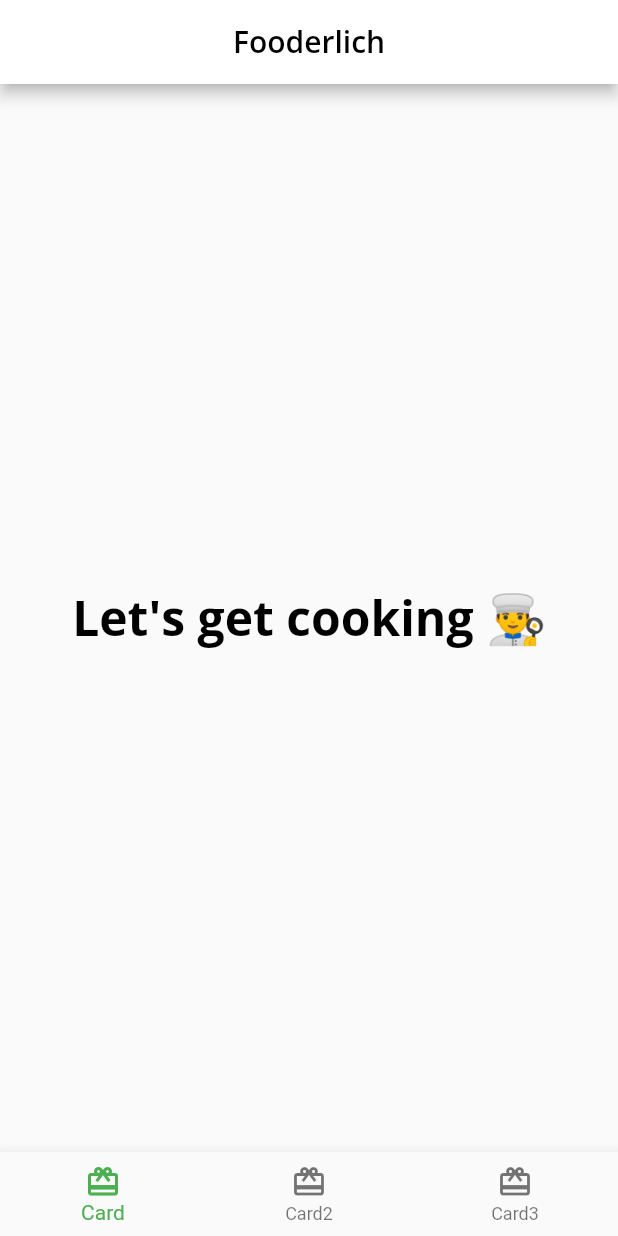
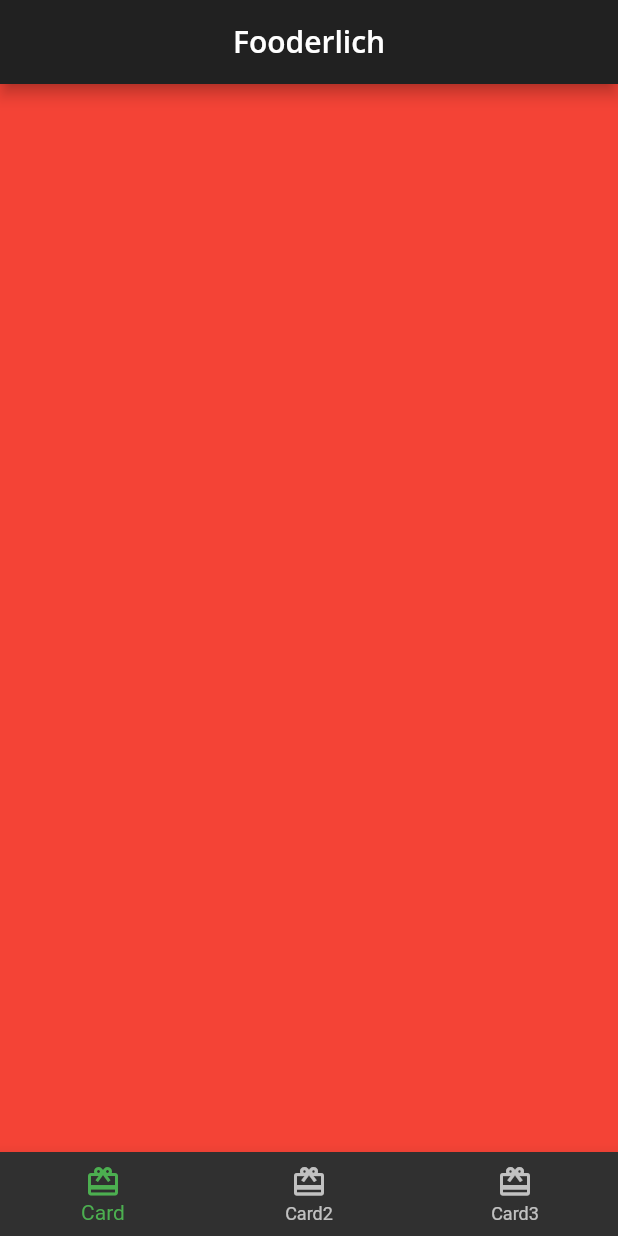
Before and after one commit to Zacchaeus-Oluwole/FLUTTER-PROJECTS, a Flutter app: the screen it shows after launch, on a phone screen of 412 x 824 dp. Run offline on Flutter 3.47's test engine with Material 2 defaults, Android fonts, the phone set to English and light mode, and no system bars; our stand-ins replace audioplayers, google_fonts.

Commit message:
fooderlich

```diff
--- a/fooderlich/lib/home.dart
+++ b/fooderlich/lib/home.dart
@@ -8,6 +8,19 @@
 }
 
 class _HomeState extends State<Home> {
+  int _selectedIndex = 0;
+
+  static List<Widget> pages = <Widget> [
+    Container(color: Colors.red,),
+    Container(color: Colors.green,),
+    Container(color: Colors.blue,)
+  ];
+
+  void _onItemTapped(int index){
+    setState(() {
+      _selectedIndex = index;
+    });
+  }
 
   @override
   Widget build(BuildContext context){
@@ -19,12 +32,11 @@
           style: Theme.of(context).textTheme.headline6,
         ),
       ),
-      body: Center(
-        child: Text('Let\'s get cooking 👨‍🍳',
-        style: Theme.of(context).textTheme.headline1,),
-      ),
+      body: pages[_selectedIndex],
       bottomNavigationBar: BottomNavigationBar(
         selectedItemColor: Theme.of(context).textSelectionTheme.selectionColor,
+        currentIndex: _selectedIndex,
+        onTap: _onItemTapped,
         items: <BottomNavigationBarItem>[
           const BottomNavigationBarItem(
             icon: Icon(Icons.card_giftcard),
--- a/fooderlich/lib/main.dart
+++ b/fooderlich/lib/main.dart
@@ -8,7 +8,7 @@
 
 class Fooderlich extends StatelessWidget {
   Fooderlich({super.key});
-  final theme = FooderlichTheme.light();
+  final theme = FooderlichTheme.dark();
 
   // This widget is the root of your application.
   @override
```
